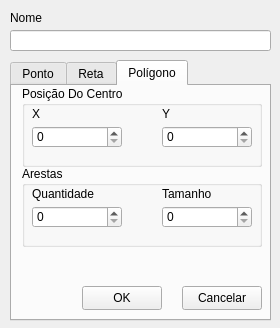
Before: the Qt Designer form UI/AddObject.ui in ricardofachini/trabalho1-transformada-viewport, drawn with Qt 5.
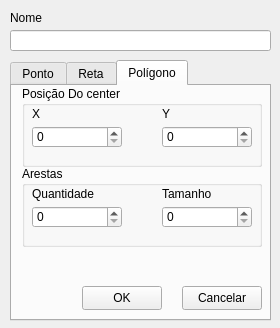
After: the same form once the commit is applied. The open tabs and pages were chosen to show the change.

Commit message: Rotação de objetos em torno do próprio centro.

What changed in the file:
```diff
--- a/UI/AddObject.ui
+++ b/UI/AddObject.ui
@@ -361,7 +361,7 @@
       </rect>
      </property>
      <property name="title">
-      <string>Posição Do Centro</string>
+      <string>Posição Do center</string>
      </property>
      <widget class="QLabel" name="labelXPolyCen">
       <property name="geometry">
```
The commit also changes 12 other files.
